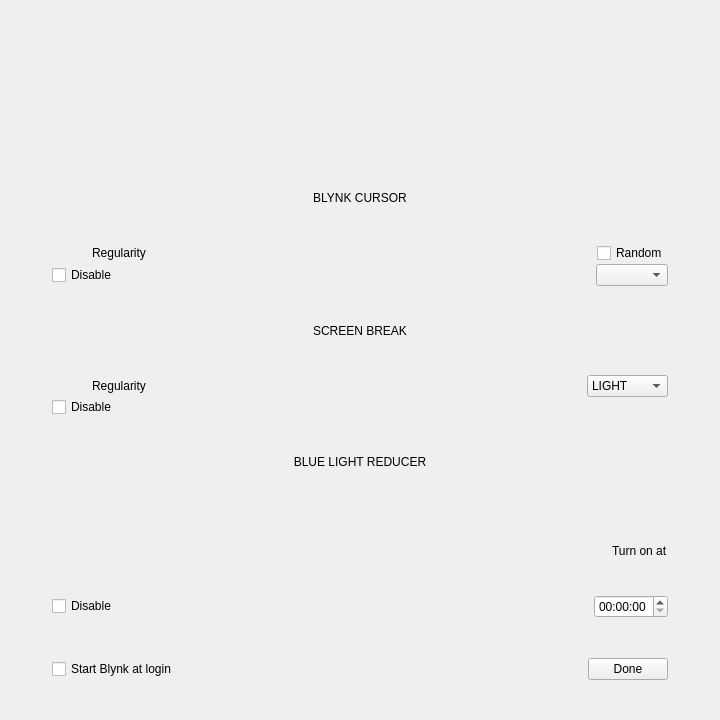
Old version of the form blynk/blynkwindow.ui in the repository flegall2014/Blynk.
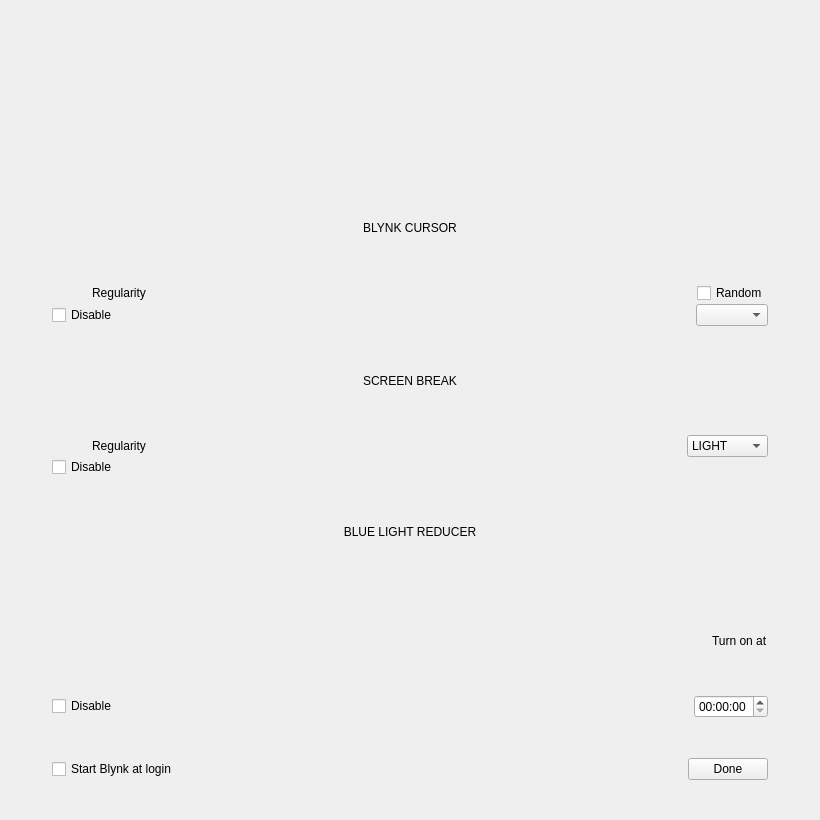
New version of the form. Icons and pictures are not drawn. Custom widgets are drawn as their Qt base class.

```diff
--- a/blynk/blynkwindow.ui
+++ b/blynk/blynkwindow.ui
@@ -6,20 +6,20 @@
    <rect>
     <x>0</x>
     <y>0</y>
-    <width>720</width>
-    <height>720</height>
+    <width>820</width>
+    <height>820</height>
    </rect>
   </property>
   <property name="minimumSize">
    <size>
-    <width>720</width>
-    <height>720</height>
+    <width>820</width>
+    <height>820</height>
    </size>
   </property>
   <property name="maximumSize">
    <size>
-    <width>720</width>
-    <height>720</height>
+    <width>820</width>
+    <height>820</height>
    </size>
   </property>
   <property name="windowTitle">
```
